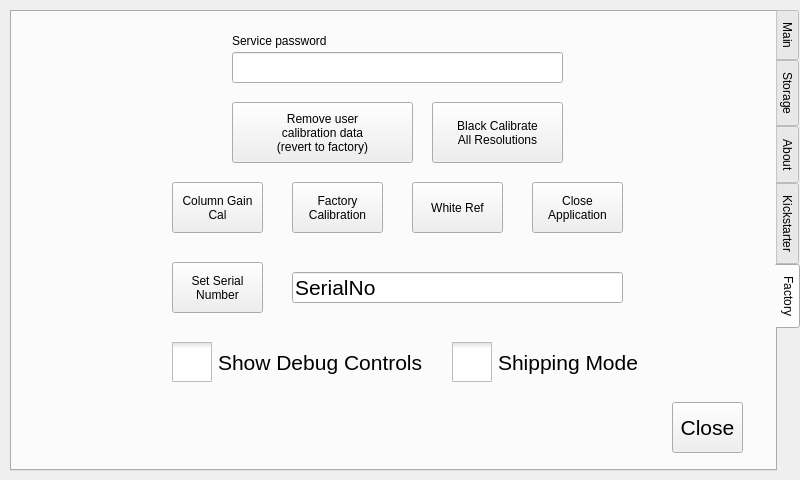
First picture: the form in src/utilwindow.ui, repository krontech/chronos-cam-app, before the edit.
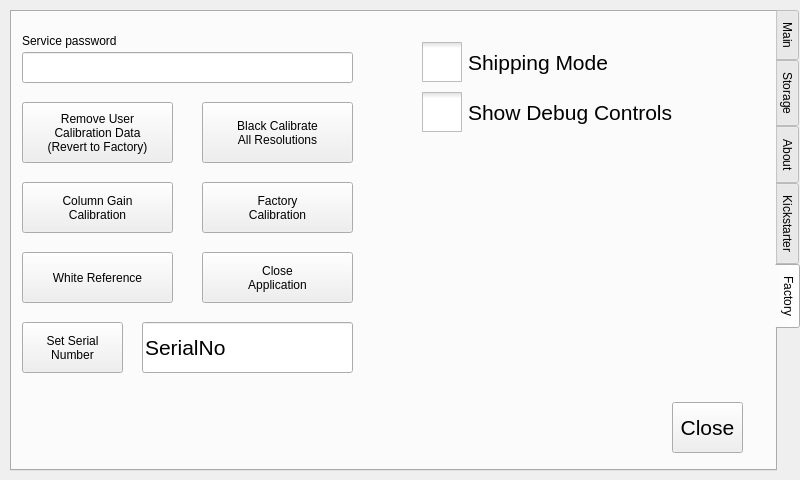
Second picture: the form after the edit. Custom widgets are drawn as their Qt base class.

Commit message: Added dropdown menu for auto power modes, fixed ui bug for info box regarding shipping mode, cleaned up ui layout on factory settings screen,resolved issues from last pull request, updated spacing.

Diff of the .ui file:
```diff
--- a/src/utilwindow.ui
+++ b/src/utilwindow.ui
@@ -1018,23 +1018,23 @@
     <widget class="QPushButton" name="cmdColumnGain">
      <property name="geometry">
       <rect>
-       <x>160</x>
+       <x>10</x>
        <y>170</y>
-       <width>91</width>
+       <width>151</width>
        <height>51</height>
       </rect>
      </property>
      <property name="text">
       <string>Column Gain
-Cal</string>
+Calibration</string>
      </property>
     </widget>
     <widget class="QPushButton" name="cmdBlackCalAll">
      <property name="geometry">
       <rect>
-       <x>420</x>
+       <x>190</x>
        <y>90</y>
-       <width>131</width>
+       <width>151</width>
        <height>61</height>
       </rect>
      </property>
@@ -1046,9 +1046,9 @@
     <widget class="QPushButton" name="cmdCloseApp">
      <property name="geometry">
       <rect>
-       <x>520</x>
-       <y>170</y>
-       <width>91</width>
+       <x>190</x>
+       <y>240</y>
+       <width>151</width>
        <height>51</height>
       </rect>
      </property>
@@ -1060,9 +1060,9 @@
     <widget class="QPushButton" name="cmdAutoCal">
      <property name="geometry">
       <rect>
-       <x>280</x>
+       <x>190</x>
        <y>170</y>
-       <width>91</width>
+       <width>151</width>
        <height>51</height>
       </rect>
      </property>
@@ -1077,23 +1077,23 @@
     <widget class="QPushButton" name="cmdWhiteRef">
      <property name="geometry">
       <rect>
-       <x>400</x>
-       <y>170</y>
-       <width>91</width>
+       <x>10</x>
+       <y>240</y>
+       <width>151</width>
        <height>51</height>
       </rect>
      </property>
      <property name="text">
-      <string>White Ref</string>
+      <string>White Reference</string>
      </property>
     </widget>
     <widget class="CamLineEdit" name="lineSerialNumber">
      <property name="geometry">
       <rect>
-       <x>280</x>
-       <y>260</y>
-       <width>331</width>
-       <height>31</height>
+       <x>130</x>
+       <y>310</y>
+       <width>211</width>
+       <height>51</height>
       </rect>
      </property>
      <property name="font">
@@ -1111,9 +1111,9 @@
     <widget class="QPushButton" name="cmdSetSN">
      <property name="geometry">
       <rect>
-       <x>160</x>
-       <y>250</y>
-       <width>91</width>
+       <x>10</x>
+       <y>310</y>
+       <width>101</width>
        <height>51</height>
       </rect>
      </property>
@@ -1125,7 +1125,7 @@
     <widget class="CamLineEdit" name="linePassword">
      <property name="geometry">
       <rect>
-       <x>220</x>
+       <x>10</x>
        <y>40</y>
        <width>331</width>
        <height>31</height>
@@ -1146,7 +1146,7 @@
     <widget class="QLabel" name="label">
      <property name="geometry">
       <rect>
-       <x>220</x>
+       <x>10</x>
        <y>20</y>
        <width>121</width>
        <height>17</height>
@@ -1159,8 +1159,8 @@
     <widget class="QCheckBox" name="chkShowDebugControls">
      <property name="geometry">
       <rect>
-       <x>160</x>
-       <y>330</y>
+       <x>410</x>
+       <y>80</y>
        <width>281</width>
        <height>41</height>
       </rect>
@@ -1186,16 +1186,16 @@
     <widget class="QPushButton" name="cmdRevertCalData">
      <property name="geometry">
       <rect>
-       <x>220</x>
+       <x>10</x>
        <y>90</y>
-       <width>181</width>
+       <width>151</width>
        <height>61</height>
       </rect>
      </property>
      <property name="text">
-      <string>Remove user
-calibration data
-(revert to factory)</string>
+      <string>Remove User
+Calibration Data
+(Revert to Factory)</string>
      </property>
     </widget>
     <widget class="QPushButton" name="cmdClose_4">
@@ -1219,8 +1219,8 @@
     <widget class="QCheckBox" name="chkShippingMode">
      <property name="geometry">
       <rect>
-       <x>440</x>
-       <y>330</y>
+       <x>410</x>
+       <y>30</y>
        <width>201</width>
        <height>41</height>
       </rect>
```
Left out of the diff: 57 changed lines with no effect on the pictures. The commit also changes 5 other files.
